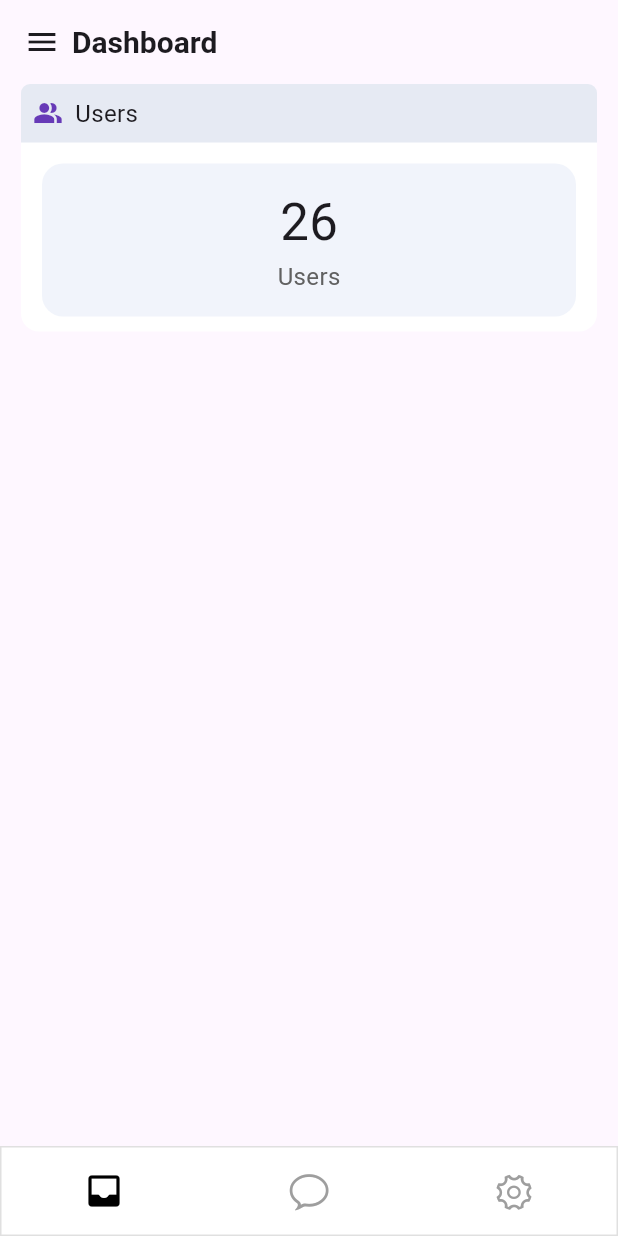
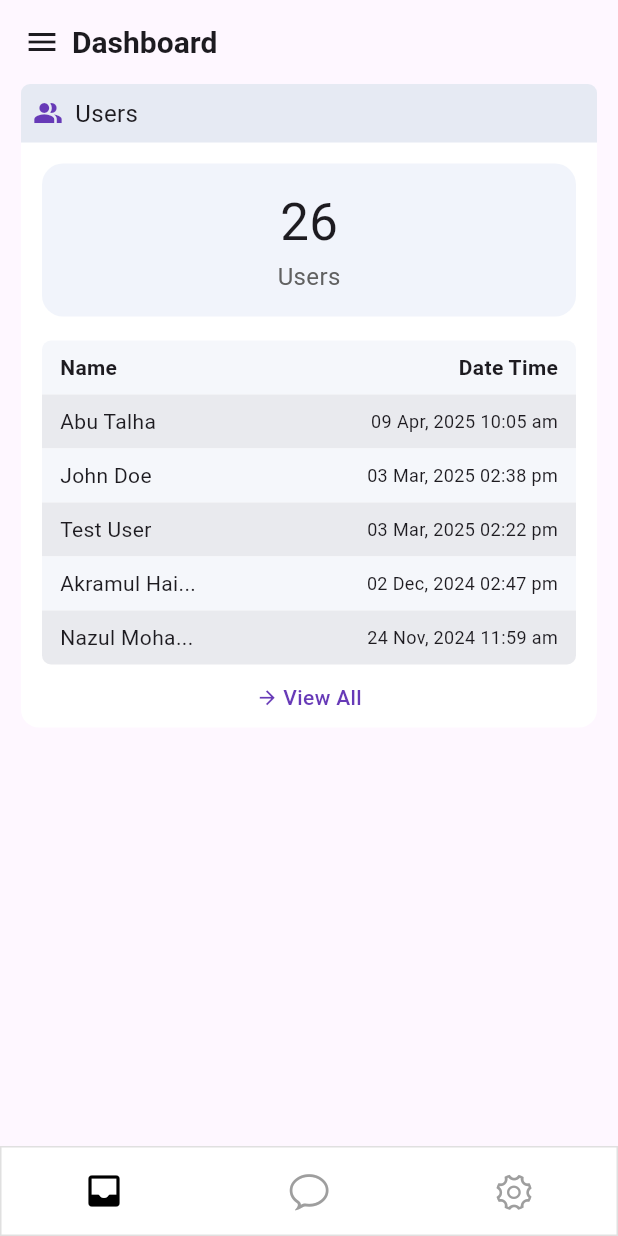
Before and after one commit to Shahin4292/Messaging-Apps, a Flutter app: the screen it shows after launch, on a phone screen of 412 x 824 dp. Run offline on Flutter 3.47's test engine with Material 3 defaults, Android fonts, the phone set to English and light mode, and no system bars; our stand-ins replace flutter_spinkit, get, image_picker.

Commit message:
add Table with name and date

```diff
--- a/lib/view/home_view/home_view.dart
+++ b/lib/view/home_view/home_view.dart
@@ -31,9 +31,7 @@ class HomeView extends StatelessWidget {
         scrollDirection: Axis.vertical,
         child: Padding(
           padding: EdgeInsets.only(left: 14, right: 14),
-          child: Column(
-            children: [
-              Container(
+          child: Container(
             padding: EdgeInsets.only(bottom: 10),
             width: MediaQuery.sizeOf(context).width,
             decoration: BoxDecoration(
@@ -77,12 +75,59 @@ class HomeView extends StatelessWidget {
                       Text('26', style: TextStyle(fontSize: 34)),
                       Text(
                         'Users',
-                            style: TextStyle(
-                              fontSize: 16,
-                              color: Colors.grey[700],
+                        style: TextStyle(fontSize: 16, color: Colors.grey[700]),
+                      ),
+                    ],
                   ),
                 ),
-                        ],
+                const SizedBox(height: 16),
+                const TableHeader(),
+                const UserRow(
+                  name: 'Abu Talha',
+                  date: '09 Apr, 2025 10:05 am',
+                  color: Color(0xFFe9eaee),
+                ),
+                const UserRow(
+                  name: 'John Doe',
+                  date: '03 Mar, 2025 02:38 pm',
+                  color: Color(0xFFf5f7fb),
+                ),
+                const UserRow(
+                  name: 'Test User',
+                  date: '03 Mar, 2025 02:22 pm',
+                  color: Color(0xFFe9eaee),
+                ),
+                const UserRow(
+                  name: 'Akramul Hai...',
+                  date: '02 Dec, 2024 02:47 pm',
+                  color: Color(0xFFf5f7fb),
+                ),
+                const UserRow(
+                  name: 'Nazul Moha...',
+                  date: '24 Nov, 2024 11:59 am',
+                  color: Color(0xFFe9eaee),
+                  borderRadius: BorderRadius.only(
+                    bottomLeft: Radius.circular(6),
+                    bottomRight: Radius.circular(6),
+                  ),
+                ),
+                const SizedBox(height: 12),
+                InkWell(
+                  onTap: () {},
+                  child: Row(
+                    mainAxisAlignment: MainAxisAlignment.center,
+                    spacing: 3,
+                    children: [
+                      Icon(
+                        Icons.arrow_forward,
+                        color: Colors.deepPurple,
+                        size: 15,
+                      ),
+                      Text(
+                        'View All',
+                        style: TextStyle(
+                          color: Colors.deepPurple,
+                          fontWeight: FontWeight.w500,
                         ),
                       ),
                     ],
@@ -92,6 +137,64 @@ class HomeView extends StatelessWidget {
             ),
           ),
         ),
+      ),
     );
   }
 }
+
+class TableHeader extends StatelessWidget {
+  const TableHeader({super.key});
+
+  @override
+  Widget build(BuildContext context) {
+    return Container(
+      margin: EdgeInsets.only(left: 14, right: 14),
+      decoration: BoxDecoration(
+        color: const Color(0xFFf5f7fb),
+        borderRadius: BorderRadius.only(
+          topLeft: Radius.circular(6),
+          topRight: Radius.circular(6),
+        ),
+      ),
+      padding: const EdgeInsets.symmetric(vertical: 8, horizontal: 12),
+      child: Row(
+        children: const [
+          Expanded(
+            child: Text('Name', style: TextStyle(fontWeight: FontWeight.bold)),
+          ),
+          Text('Date Time', style: TextStyle(fontWeight: FontWeight.bold)),
+        ],
+      ),
+    );
+  }
+}
+
+class UserRow extends StatelessWidget {
+  final String name;
+  final String date;
+  final Color color;
+  final BorderRadius? borderRadius;
+
+  const UserRow({
+    super.key,
+    required this.name,
+    required this.date,
+    required this.color,
+    this.borderRadius,
+  });
+
+  @override
+  Widget build(BuildContext context) {
+    return Container(
+      margin: EdgeInsets.only(left: 14, right: 14),
+      decoration: BoxDecoration(color: color, borderRadius: borderRadius),
+      padding: EdgeInsets.symmetric(vertical: 8, horizontal: 12),
+      child: Row(
+        children: [
+          Expanded(child: Text(name)),
+          Text(date, style: TextStyle(fontSize: 12)),
+        ],
+      ),
+    );
+  }
+}
```
Lines whose indentation alone changed are shown as unchanged.
